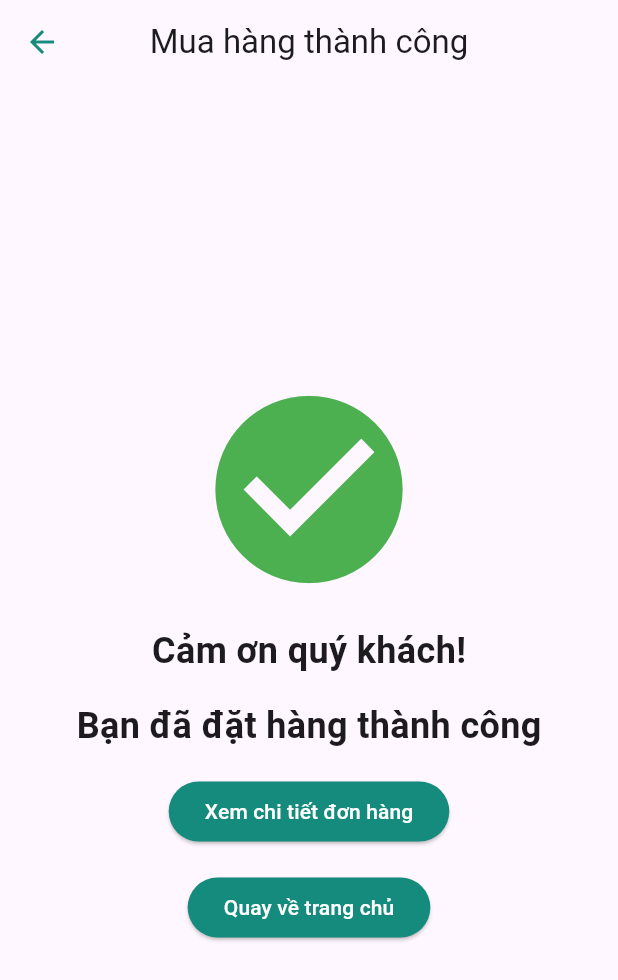
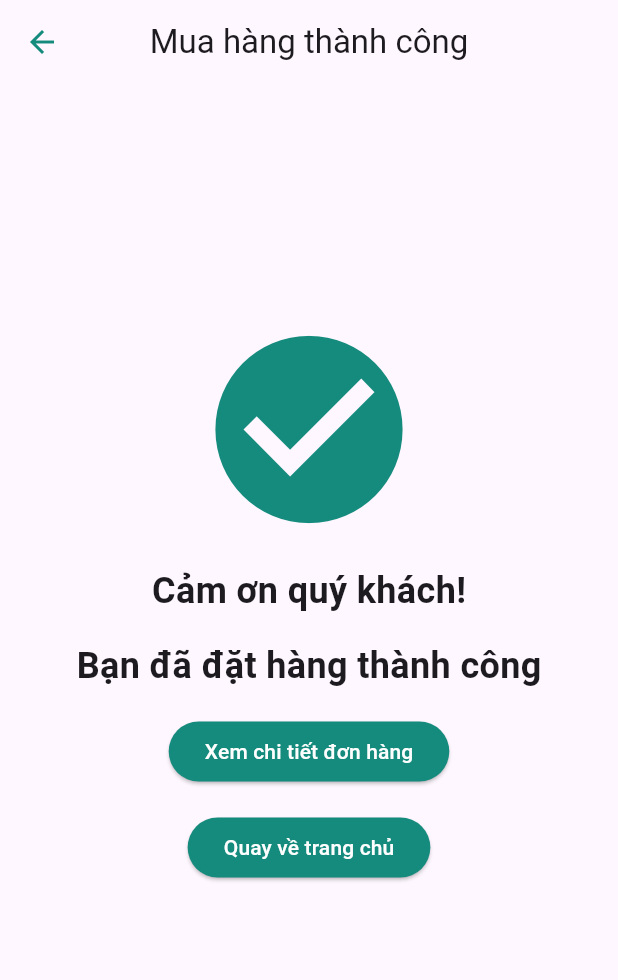
Before and after one commit to HarryWarre/Flutter_VBooks, a Flutter app: the OrderSuccessPage screen opened directly, on a phone screen of 412 x 824 dp. Shown: the top 980 px of the screen. Run offline on Flutter 3.47's test engine with Material 3 defaults, Android fonts, the phone set to English and light mode, and no system bars; network calls fail.

```diff
--- a/vbooks_source/lib/pages/order/successful_purchase.dart
+++ b/vbooks_source/lib/pages/order/successful_purchase.dart
@@ -26,7 +26,7 @@ class OrderSuccessPage extends StatelessWidget {
         child: Column(
           mainAxisAlignment: MainAxisAlignment.center,
           children: <Widget>[
-            Icon(Icons.check_circle, size: 150, color: Colors.green),
+            Icon(Icons.check_circle, size: 150, color: Color.fromRGBO(21, 139, 125, 1)),
             SizedBox(height: 16.0),
             Text(
               'Cảm ơn quý khách!',
@@ -44,9 +44,8 @@ class OrderSuccessPage extends StatelessWidget {
               },
               style: ElevatedButton.styleFrom(
                 backgroundColor: Color.fromRGBO(21, 139, 125, 1), // Màu nền
-
               ),
-              child: Text('Xem chi tiết đơn hàng',style: TextStyle(color: Colors.white),),
+              child: Text('Xem chi tiết đơn hàng', style: TextStyle(color: Colors.white)),
             ),
             SizedBox(height: 16.0),
             ElevatedButton(
@@ -55,13 +54,17 @@ class OrderSuccessPage extends StatelessWidget {
               },
               style: ElevatedButton.styleFrom(
                 backgroundColor: Color.fromRGBO(21, 139, 125, 1), // Màu nền
+              ),
+              child: Text('Quay về trang chủ', style: TextStyle(color: Colors.white)),
+            ),
+             SizedBox(height: 80.0),
+          ],
 
-              ),
-              child: Text('Quay về trang chủ',style: TextStyle(color: Colors.white),),
-            ),
-          ],
         ),
+
       ),
+
     );
+
   }
 }
```
Also changed, not shown: vbooks_source/lib/pages/cart/cartwidget.dart (+6 -2 lines), vbooks_source/lib/pages/order/Check_Your_Order.dart (+6 -4 lines), vbooks_source/lib/pages/order/Checkout.dart (+7 -1 lines), vbooks_source/lib/pages/order/Delivery_Information.dart (+7 -1 lines).
